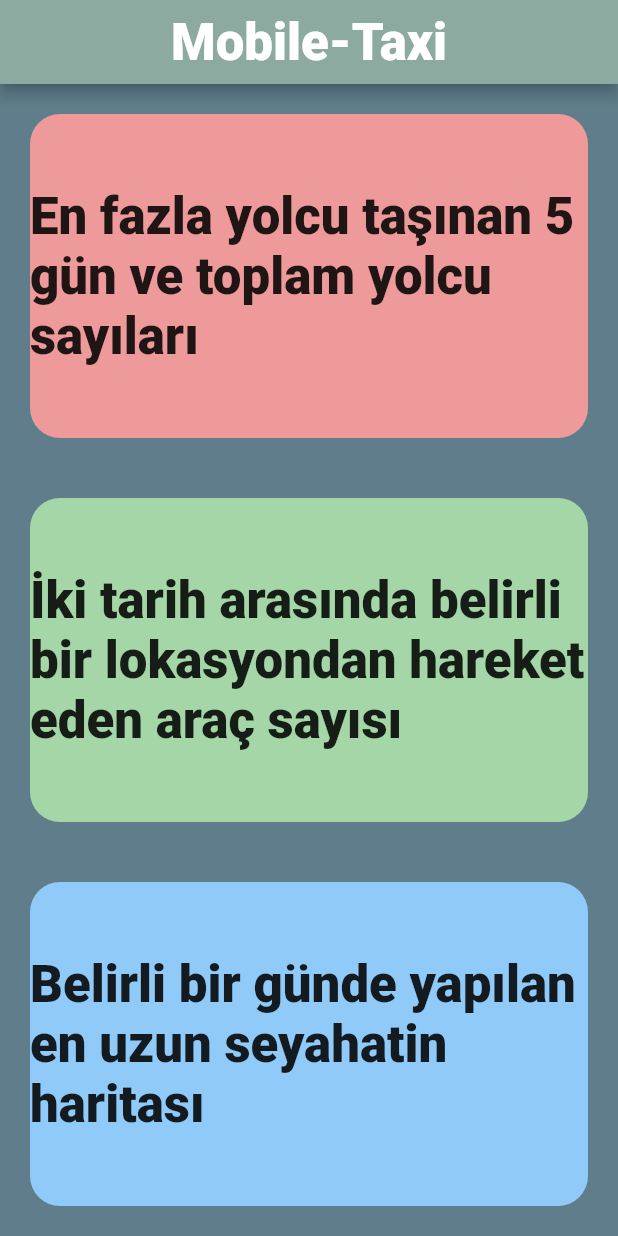
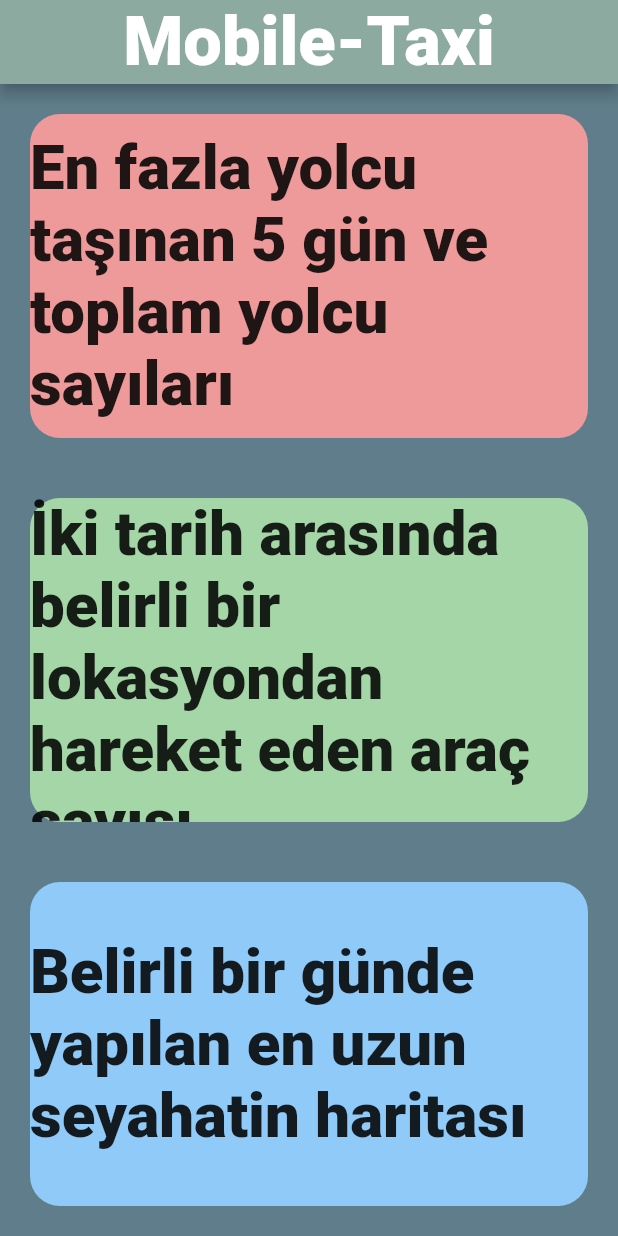
Before and after one commit to muberracelik/mobil_taxi, a Flutter app: the screen it shows after launch, on a phone screen of 412 x 824 dp. Run offline on Flutter 3.47's test engine with Material 2 defaults, Android fonts, the phone set to English and light mode, and no system bars; our stand-ins replace firebase_core, firebase_database, google_maps_flutter; missing offline and left inert: dart:ffi, flutter_polyline_points; accounts and stored records are empty; Roboto replaces fonts that are missing (AmaticSC).

Commit message:
project edited with dartfmt

```diff
--- a/lib/main_page.dart
+++ b/lib/main_page.dart
@@ -3,6 +3,7 @@ import 'package:flutter/material.dart';
 class MainPage extends StatelessWidget {
   @override
   Widget build(BuildContext context) {
+    final size = MediaQuery.of(context).size;
     return Scaffold(
       appBar: AppBar(
         backgroundColor: Color.fromRGBO(140, 170, 160, 11),
@@ -11,7 +12,7 @@ class MainPage extends StatelessWidget {
           "Mobile-Taxi",
           style: TextStyle(
               fontFamily: "AmaticSC",
-                  fontSize: 34,
+              fontSize: size.height / 18,
               fontWeight: FontWeight.w800),
         )),
       ),
@@ -31,7 +32,7 @@ class MainPage extends StatelessWidget {
                     "En fazla yolcu taşınan 5 gün ve toplam yolcu sayıları",
                     style: TextStyle(
                         fontFamily: "AmaticSC",
-                            fontSize: 34,
+                        fontSize: size.height / 20,
                         fontWeight: FontWeight.w800),
                   )),
                   decoration: BoxDecoration(
@@ -53,7 +54,7 @@ class MainPage extends StatelessWidget {
                     "İki tarih arasında belirli bir lokasyondan hareket eden araç sayısı ",
                     style: TextStyle(
                         fontFamily: "AmaticSC",
-                            fontSize: 34,
+                        fontSize: size.height / 20,
                         fontWeight: FontWeight.w800),
                   )),
                   decoration: BoxDecoration(
@@ -76,7 +77,7 @@ class MainPage extends StatelessWidget {
                     "Belirli bir günde yapılan en uzun seyahatin haritası",
                     style: TextStyle(
                         fontFamily: "AmaticSC",
-                            fontSize: 34,
+                        fontSize: size.height / 20,
                         fontWeight: FontWeight.w800),
                   )),
                   decoration: BoxDecoration(
--- a/lib/type1.dart
+++ b/lib/type1.dart
@@ -1,5 +1,4 @@
 import 'dart:collection';
-
 import 'package:firebase_database/firebase_database.dart';
 import 'package:flutter/material.dart';
 import 'package:mobil_taxi/travel.dart';
@@ -48,8 +47,7 @@ class _Type1State extends State<Type1> {
                   } else {
                     return Container(
                         child: Center(
-                      child:
-                          CircularProgressIndicator(), // if the process takes longer create loading icon.
+                      child: CircularProgressIndicator(),
                     ));
                   }
                 })));
```
Also changed, not shown: lib/main.dart (+3 -8 lines), lib/type2.dart (+29 -33 lines), lib/type3.dart (+9 -10 lines), 2 other files. Lines whose indentation alone changed are shown as unchanged.
